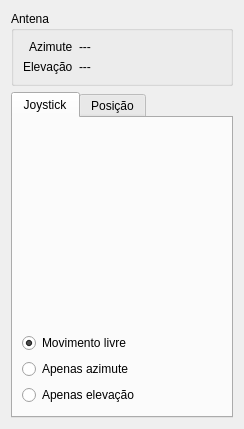
This is src/emmn-gui/manualcontroldialog.ui in FelipeCortez/emmn as Qt 5 draws it before an edit. The edited form follows.
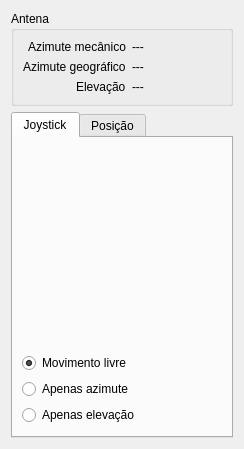
This is the edited form. Custom widgets are drawn as their Qt base class.

Commit message: Ajuste de azimute para passagens corrigido

```diff
--- a/src/emmn-gui/manualcontroldialog.ui
+++ b/src/emmn-gui/manualcontroldialog.ui
@@ -37,7 +37,7 @@
         <item row="0" column="0">
          <widget class="QLabel" name="label">
           <property name="text">
-           <string>Azimute</string>
+           <string>Azimute mecânico</string>
           </property>
          </widget>
         </item>
@@ -48,20 +48,34 @@
           </property>
          </widget>
         </item>
-        <item row="1" column="0">
+        <item row="2" column="0">
          <widget class="QLabel" name="label_3">
           <property name="text">
            <string>Elevação</string>
           </property>
          </widget>
         </item>
-        <item row="1" column="1">
+        <item row="2" column="1">
          <widget class="QLabel" name="elevationLabel">
           <property name="text">
            <string>---</string>
           </property>
          </widget>
         </item>
+        <item row="1" column="0">
+         <widget class="QLabel" name="label_7">
+          <property name="text">
+           <string>Azimute geográfico</string>
+          </property>
+         </widget>
+        </item>
+        <item row="1" column="1">
+         <widget class="QLabel" name="azimuthGeoLabel">
+          <property name="text">
+           <string>---</string>
+          </property>
+         </widget>
+        </item>
        </layout>
       </item>
      </layout>
```
Left out of the diff: 2 changed lines with no effect on the pictures. The commit also changes 2 other files.
